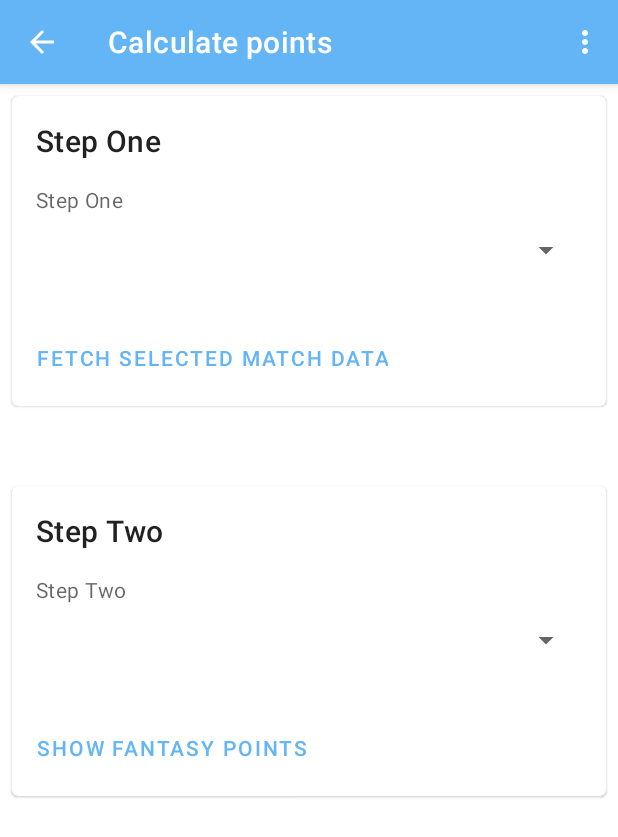
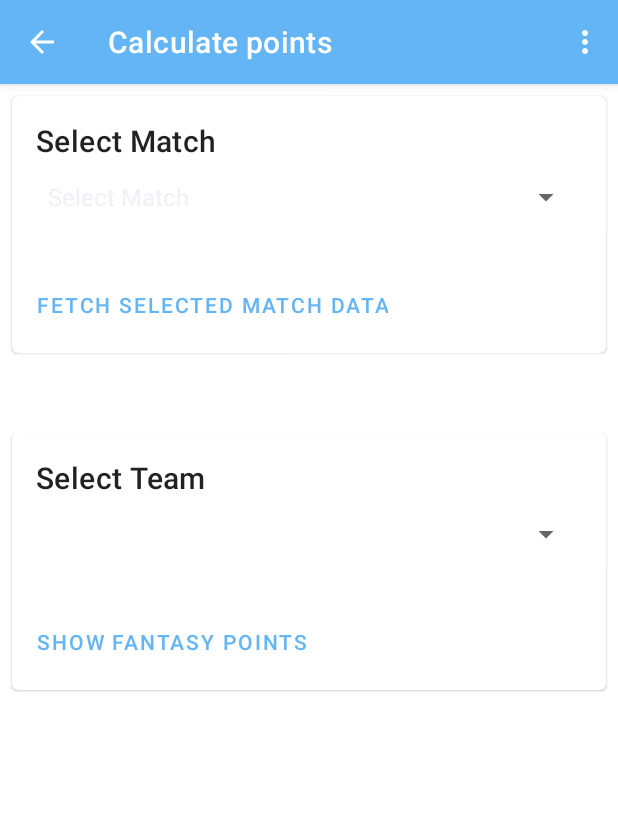
Before and after one commit to ringpisolve/CricFantasy, an Android app: the screen it shows after launch (AddMatchActivity), on a phone screen of 412 x 824 dp. Shown: the top 837 px of the screen. Run offline under Robolectric (Android 15) with nearby library versions, the phone set to English and light mode, and no system bars; our stand-ins replace Firebase (no records; nobody signed in at launch, a user with empty details on screens opened directly).

Commit message:
UI polishing continued.

```diff
--- a/app/src/main/java/com/ringpi/cric/networkconnect/AddMatchActivity.java
+++ b/app/src/main/java/com/ringpi/cric/networkconnect/AddMatchActivity.java
@@ -97,6 +97,7 @@ public class AddMatchActivity extends AppCompatActivity implements DownloadCallb
             @Override
             public void onComplete(@NonNull Task<QuerySnapshot> task) {
                 if (task.isSuccessful()) {
+                    subjects.add("Select Match");
                     for (QueryDocumentSnapshot document : task.getResult()) {
                         String subject = document.getString("fixture");
                         subjects.add(subject);
--- a/app/src/main/res/layout/sample_main.xml
+++ b/app/src/main/res/layout/sample_main.xml
@@ -44,14 +44,6 @@
                     android:textAppearance="?attr/textAppearanceHeadline6"
                     />
 
-                <TextView
-                    android:layout_width="wrap_content"
-                    android:layout_height="wrap_content"
-                    android:layout_marginTop="16dp"
-                    android:text="@string/step_one"
-                    android:textAppearance="?attr/textAppearanceBody2"
-                    android:textColor="?android:attr/textColorSecondary"
-                    />
                 <Spinner
                     android:id="@+id/spinner1"
                     android:layout_width="match_parent"
@@ -112,14 +104,6 @@
                     android:textAppearance="?attr/textAppearanceHeadline6"
                     />
 
-                <TextView
-                    android:layout_width="wrap_content"
-                    android:layout_height="wrap_content"
-                    android:layout_marginTop="16dp"
-                    android:text="@string/step_two"
-                    android:textAppearance="?attr/textAppearanceBody2"
-                    android:textColor="?android:attr/textColorSecondary"
-                    />
                 <Spinner
                     android:id="@+id/spinner2"
                     android:layout_width="match_parent"
--- a/app/src/main/res/values/strings.xml
+++ b/app/src/main/res/values/strings.xml
@@ -1,6 +1,6 @@
 <resources>
     <string name="app_name">Cric Fantasy</string>
-    <string name="step_one">Step One</string>
+    <string name="step_one">Select Match</string>
     <string name="navigation_drawer_open">Open navigation drawer</string>
     <string name="navigation_drawer_close">Close navigation drawer</string>
     <string name="nav_header_title">Android Studio</string>
@@ -26,5 +26,5 @@
     <string name="show_fantasy_points">Show Fantasy Points</string>
     <string name="select_match_label">Select Match below</string>
     <string name="select_team_label">Select team below</string>
-    <string name="step_two">Step Two</string>
+    <string name="step_two">Select Team</string>
 </resources>
```
